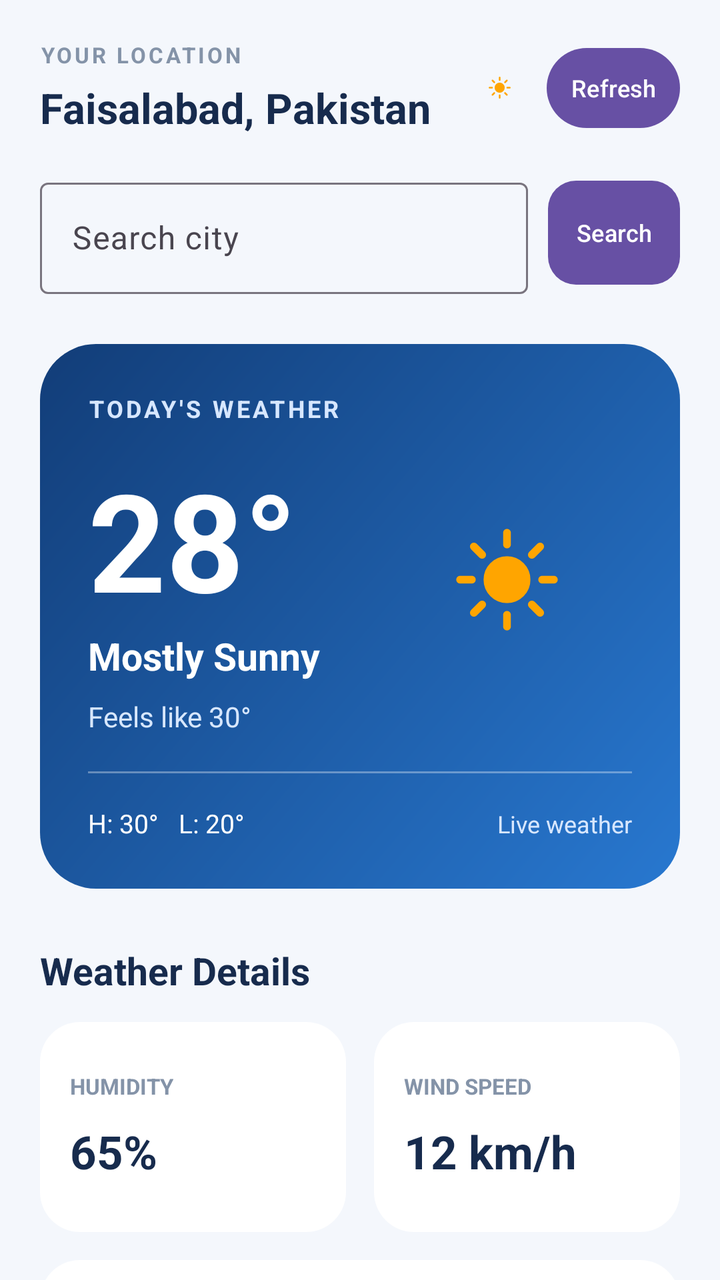
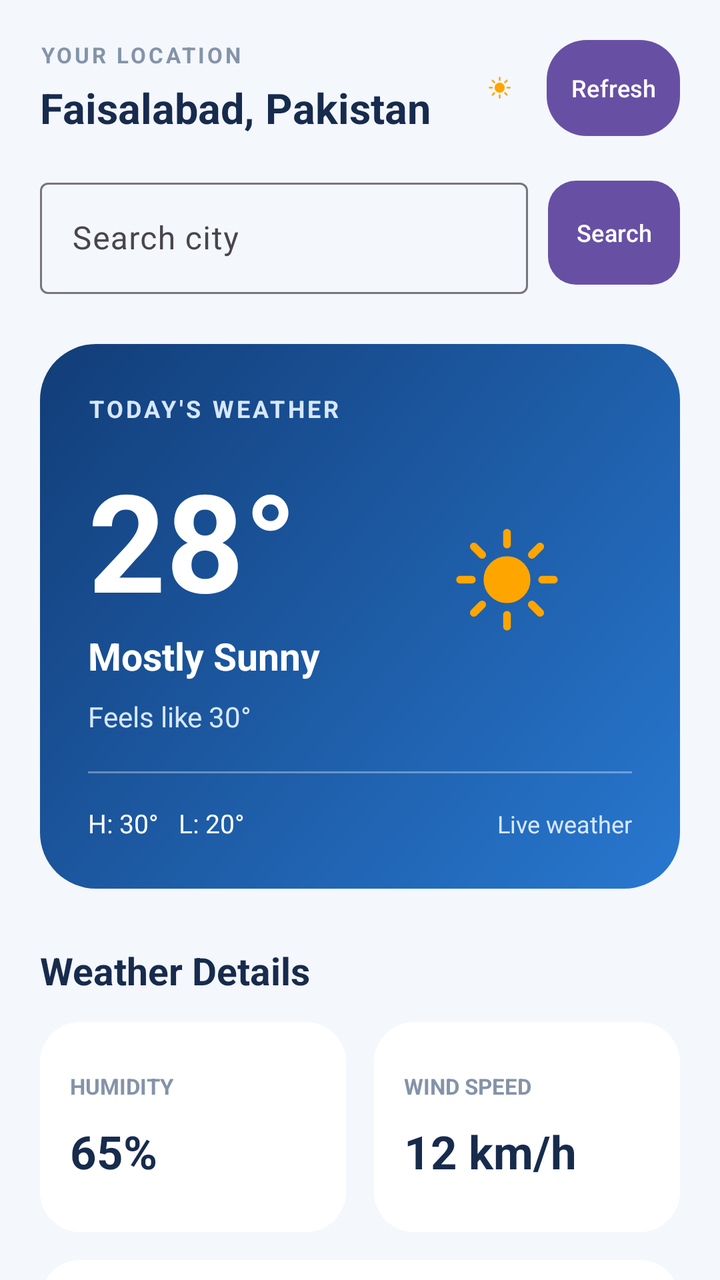

An Android layout rendered at two revisions. The XML below is the earlier revision; the diff shows what the commit changed to produce the second picture.
<!-- AndroidManifest.xml: application theme Theme.WeatherApp -->
<!-- res/layout/activity_main.xml -->
<?xml version="1.0" encoding="utf-8"?>
<ScrollView xmlns:android="http://schemas.android.com/apk/res/android"
    xmlns:app="http://schemas.android.com/apk/res-auto"
    android:id="@+id/main"
    android:layout_width="match_parent"
    android:layout_height="match_parent"
    android:background="#F4F7FC"
    android:fillViewport="true"
    android:scrollbars="none">

    <LinearLayout
        android:layout_width="match_parent"
        android:layout_height="wrap_content"
        android:orientation="vertical"
        android:padding="20dp">

        
        <LinearLayout
            android:layout_width="match_parent"
            android:layout_height="wrap_content"
            android:gravity="center_vertical"
            android:orientation="horizontal">

            <LinearLayout
                android:layout_width="0dp"
                android:layout_height="wrap_content"
                android:layout_weight="1"
                android:orientation="vertical">

                <TextView
                    android:layout_width="wrap_content"
                    android:layout_height="wrap_content"
                    android:text="YOUR LOCATION"
                    android:textColor="#8493A8"
                    android:textSize="11sp"
                    android:textStyle="bold"
                    android:letterSpacing="0.12" />

                <TextView
                    android:id="@+id/tvLocation"
                    android:layout_width="wrap_content"
                    android:layout_height="wrap_content"
                    android:layout_marginTop="5dp"
                    android:text="Faisalabad, Pakistan"
                    android:textColor="#172B4D"
                    android:textSize="21sp"
                    android:textStyle="bold" />

            </LinearLayout>

            <ImageView
                android:id="@+id/ivHeaderWeather"
                android:layout_width="27dp"
                android:layout_height="27dp"
                android:src="@drawable/day"
                android:contentDescription="Weather"
                android:scaleType="fitCenter" />

            
            <ProgressBar
                android:id="@+id/progressBar"
                style="?android:attr/progressBarStyleSmall"
                android:layout_width="24dp"
                android:layout_height="24dp"
                android:layout_marginStart="10dp"
                android:indeterminateTint="#2F6FED"
                android:visibility="gone" />

            <com.google.android.material.button.MaterialButton
                android:id="@+id/btnRefresh"
                android:layout_width="wrap_content"
                android:layout_height="40dp"
                android:layout_marginStart="10dp"
                android:insetTop="0dp"
                android:insetBottom="0dp"
                android:minWidth="0dp"
                android:paddingStart="12dp"
                android:paddingEnd="12dp"
                android:text="Refresh"
                android:textSize="12sp"
                app:cornerRadius="20dp" />
        </LinearLayout>
        
        <LinearLayout
            android:layout_width="match_parent"
            android:layout_height="wrap_content"
            android:layout_marginTop="18dp"
            android:gravity="center_vertical"
            android:orientation="horizontal">

            <com.google.android.material.textfield.TextInputLayout
                android:id="@+id/searchLayout"
                style="@style/Widget.Material3.TextInputLayout.OutlinedBox"
                android:layout_width="0dp"
                android:layout_height="wrap_content"
                android:layout_weight="1"
                android:hint="Search city">

                <com.google.android.material.textfield.TextInputEditText
                    android:id="@+id/etCitySearch"
                    android:layout_width="match_parent"
                    android:layout_height="wrap_content"
                    android:imeOptions="actionSearch"
                    android:inputType="textCapWords"
                    android:maxLines="1" />
            </com.google.android.material.textfield.TextInputLayout>

            <com.google.android.material.button.MaterialButton
                android:id="@+id/btnSearch"
                android:layout_width="wrap_content"
                android:layout_height="52dp"
                android:layout_marginStart="10dp"
                android:insetTop="0dp"
                android:insetBottom="0dp"
                android:minWidth="0dp"
                android:paddingStart="14dp"
                android:paddingEnd="14dp"
                android:text="Search"
                android:textSize="12sp"
                app:cornerRadius="14dp" />
        </LinearLayout>

        
        <LinearLayout
            android:id="@+id/llError"
            android:layout_width="match_parent"
            android:layout_height="wrap_content"
            android:layout_marginTop="10dp"
            android:background="@drawable/bg_error"
            android:gravity="center_vertical"
            android:orientation="horizontal"
            android:padding="12dp"
            android:visibility="gone">

            <TextView
                android:id="@+id/tvError"
                android:layout_width="0dp"
                android:layout_height="wrap_content"
                android:layout_weight="1"
                android:textColor="#B3261E"
                android:textSize="13sp" />

            <com.google.android.material.button.MaterialButton
                android:id="@+id/btnRetry"
                android:layout_width="wrap_content"
                android:layout_height="40dp"
                android:layout_marginStart="8dp"
                android:insetTop="0dp"
                android:insetBottom="0dp"
                android:minWidth="0dp"
                android:paddingStart="14dp"
                android:paddingEnd="14dp"
                android:text="Retry"
                android:textSize="12sp"
                app:cornerRadius="14dp" />
        </LinearLayout>

        
        <LinearLayout
            android:id="@+id/llSearchResults"
            android:layout_width="match_parent"
            android:layout_height="wrap_content"
            android:layout_marginTop="10dp"
            android:background="@drawable/bg_detail_card"
            android:orientation="vertical"
            android:padding="6dp"
            android:visibility="gone" />

        
        <LinearLayout
            android:layout_width="match_parent"
            android:layout_height="wrap_content"
            android:layout_marginTop="25dp"
            android:background="@drawable/bg_weather_card"
            android:orientation="vertical"
            android:padding="24dp">

            <TextView
                android:layout_width="wrap_content"
                android:layout_height="wrap_content"
                android:text="TODAY'S WEATHER"
                android:textColor="#D7E7FF"
                android:textSize="12sp"
                android:textStyle="bold"
                android:letterSpacing="0.12" />

            <LinearLayout
                android:layout_width="match_parent"
                android:layout_height="wrap_content"
                android:gravity="center_vertical"
                android:orientation="horizontal">

                <LinearLayout
                    android:layout_width="0dp"
                    android:layout_height="wrap_content"
                    android:layout_weight="1"
                    android:orientation="vertical">

                    <TextView
                        android:id="@+id/tvTemperature"
                        android:layout_width="wrap_content"
                        android:layout_height="wrap_content"
                        android:layout_marginTop="12dp"
                        android:text="28°"
                        android:textColor="#FFFFFF"
                        android:textSize="68sp"
                        android:textStyle="bold" />

                    <TextView
                        android:id="@+id/tvCondition"
                        android:layout_width="wrap_content"
                        android:layout_height="wrap_content"
                        android:text="Mostly Sunny"
                        android:textColor="#FFFFFF"
                        android:textSize="19sp"
                        android:textStyle="bold" />

                    <TextView
                        android:id="@+id/tvFeelsLike"
                        android:layout_width="wrap_content"
                        android:layout_height="wrap_content"
                        android:layout_marginTop="8dp"
                        android:text="Feels like 30°"
                        android:textColor="#D7E7FF"
                        android:textSize="14sp" />

                </LinearLayout>

                <ImageView
                    android:id="@+id/ivCurrentWeather"
                    android:layout_width="125dp"
                    android:layout_height="125dp"
                    android:src="@drawable/day"
                    android:scaleType="fitCenter"
                    android:contentDescription="Current weather illustration" />

            </LinearLayout>

            <View
                android:layout_width="match_parent"
                android:layout_height="1dp"
                android:layout_marginTop="18dp"
                android:background="#55FFFFFF" />

            <LinearLayout
                android:layout_width="match_parent"
                android:layout_height="wrap_content"
                android:layout_marginTop="16dp"
                android:orientation="horizontal">

                <TextView
                    android:id="@+id/tvHighLow"
                    android:layout_width="0dp"
                    android:layout_height="wrap_content"
                    android:layout_weight="1"
                    android:text="H: 30°   L: 20°"
                    android:textColor="#FFFFFF"
                    android:textSize="13sp" />

                <TextView
                    android:layout_width="wrap_content"
                    android:layout_height="wrap_content"
                    android:text="Live weather"
                    android:textColor="#D7E7FF"
                    android:textSize="12sp" />

            </LinearLayout>

        </LinearLayout>

        
        <TextView
            android:layout_width="wrap_content"
            android:layout_height="wrap_content"
            android:layout_marginTop="28dp"
            android:id="@+id/tvDetailsHeading"
            android:text="Weather Details"
            android:textColor="#172B4D"
            android:textSize="19sp"
            android:textStyle="bold" />

        
        <LinearLayout
            android:layout_width="match_parent"
            android:layout_height="wrap_content"
            android:layout_marginTop="13dp"
            android:orientation="horizontal">

            <LinearLayout
                android:id="@+id/cardHumidity"
                android:layout_width="0dp"
                android:layout_height="105dp"
                android:layout_marginEnd="7dp"
                android:layout_weight="1"
                android:background="@drawable/bg_detail_card"
                android:gravity="center_vertical"
                android:orientation="vertical"
                android:padding="15dp">

                <TextView
                    android:layout_width="wrap_content"
                    android:layout_height="wrap_content"
                    android:text="HUMIDITY"
                    android:textColor="#8493A8"
                    android:textSize="11sp"
                    android:textStyle="bold" />

                <TextView
                    android:id="@+id/tvHumidity"
                    android:layout_width="wrap_content"
                    android:layout_height="wrap_content"
                    android:layout_marginTop="10dp"
                    android:text="65%"
                    android:textColor="#172B4D"
                    android:textSize="23sp"
                    android:textStyle="bold" />

            </LinearLayout>

            <LinearLayout
                android:id="@+id/cardWind"
                android:layout_width="0dp"
                android:layout_height="105dp"
                android:layout_marginStart="7dp"
                android:layout_weight="1"
                android:background="@drawable/bg_detail_card"
                android:gravity="center_vertical"
                android:orientation="vertical"
                android:padding="15dp">

                <TextView
                    android:layout_width="wrap_content"
                    android:layout_height="wrap_content"
                    android:text="WIND SPEED"
                    android:textColor="#8493A8"
                    android:textSize="11sp"
                    android:textStyle="bold" />

                <TextView
                    android:id="@+id/tvWindSpeed"
                    android:layout_width="wrap_content"
                    android:layout_height="wrap_content"
                    android:layout_marginTop="10dp"
                    android:text="12 km/h"
                    android:textColor="#172B4D"
                    android:textSize="23sp"
                    android:textStyle="bold" />

            </LinearLayout>

        </LinearLayout>

        
        <LinearLayout
            android:id="@+id/cardPrecipitation"
            android:layout_width="match_parent"
            android:layout_height="105dp"
            android:layout_marginTop="14dp"
            android:background="@drawable/bg_detail_card"
            android:gravity="center_vertical"
            android:orientation="vertical"
            android:padding="15dp">

            <TextView
                android:layout_width="wrap_content"
                android:layout_height="wrap_content"
                android:text="PRECIPITATION"
                android:textColor="#8493A8"
                android:textSize="11sp"
                android:textStyle="bold" />

            <TextView
                android:id="@+id/tvPrecipitation"
                android:layout_width="wrap_content"
                android:layout_height="wrap_content"
                android:layout_marginTop="10dp"
                android:text="0.0 mm"
                android:textColor="#172B4D"
                android:textSize="23sp"
                android:textStyle="bold" />

        </LinearLayout>

        
        <TextView
            android:layout_width="wrap_content"
            android:layout_height="wrap_content"
            android:layout_marginTop="28dp"
            android:id="@+id/tvHourlyHeading"
            android:text="Hourly Forecast"
            android:textColor="#172B4D"
            android:textSize="19sp"
            android:textStyle="bold" />

        
        <androidx.recyclerview.widget.RecyclerView
            android:id="@+id/rvHourly"
            android:layout_width="match_parent"
            android:layout_height="120dp"
            android:layout_marginTop="13dp"
            android:clipToPadding="false"
            android:nestedScrollingEnabled="false"
            android:overScrollMode="never"
            android:paddingStart="2dp"
            android:paddingEnd="2dp"
            android:scrollbars="none" />

        
        <TextView
            android:layout_width="wrap_content"
            android:layout_height="wrap_content"
            android:layout_marginTop="28dp"
            android:id="@+id/tvDailyHeading"
            android:text="7-Day Forecast"
            android:textColor="#172B4D"
            android:textSize="19sp"
            android:textStyle="bold" />

        
        <androidx.recyclerview.widget.RecyclerView
            android:id="@+id/rvDaily"
            android:layout_width="match_parent"
            android:layout_height="wrap_content"
            android:layout_marginTop="13dp"
            android:background="@drawable/bg_detail_card"
            android:clipToPadding="false"
            android:nestedScrollingEnabled="false"
            android:overScrollMode="never"
            android:padding="12dp"
            android:scrollbars="none" />

    </LinearLayout>
</ScrollView>
<!-- resources referenced by this layout -->
<resources>
  <!-- drawable bg_detail_card (drawable) -->
  <?xml version="1.0" encoding="utf-8"?>
  <shape xmlns:android="http://schemas.android.com/apk/res/android">
      <solid android:color="#FFFFFF" />
      <corners android:radius="20dp" />
  </shape>
  <!-- drawable bg_error (drawable) -->
  <?xml version="1.0" encoding="utf-8"?>
  <shape xmlns:android="http://schemas.android.com/apk/res/android">
      <solid android:color="#FDECEA" />
      <corners android:radius="20dp" />
  </shape>
  <!-- drawable bg_weather_card (drawable) -->
  <?xml version="1.0" encoding="utf-8"?>
  <shape xmlns:android="http://schemas.android.com/apk/res/android">
      <corners android:radius="28dp" />
      <gradient
          android:startColor="#2878D0"
          android:endColor="#123D78"
          android:angle="135" />
  </shape>
  <!-- drawable day (drawable) -->
  <vector xmlns:android="http://schemas.android.com/apk/res/android"
      android:width="64dp"
      android:height="64dp"
      android:viewportWidth="64"
      android:viewportHeight="64">
    <path
        android:pathData="M32,41L32,44"
        android:strokeWidth="2"
        android:fillColor="#00000000"
        android:strokeColor="#ffa500"
        android:strokeLineCap="round"/>
    <path
        android:pathData="M25.636,38.364L23.515,40.485"
        android:strokeWidth="2"
        android:fillColor="#00000000"
        android:strokeColor="#ffa500"
        android:strokeLineCap="round"/>
    <path
        android:pathData="M23,32L20,32"
        android:strokeWidth="2"
        android:fillColor="#00000000"
        android:strokeColor="#ffa500"
        android:strokeLineCap="round"/>
    <path
        android:pathData="M25.636,25.636L23.515,23.515"
        android:strokeWidth="2"
        android:fillColor="#00000000"
        android:strokeColor="#ffa500"
        android:strokeLineCap="round"/>
    <path
        android:pathData="M32,23L32,20"
        android:strokeWidth="2"
        android:fillColor="#00000000"
        android:strokeColor="#ffa500"
        android:strokeLineCap="round"/>
    <path
        android:pathData="M38.364,25.636L40.485,23.515"
        android:strokeWidth="2"
        android:fillColor="#00000000"
        android:strokeColor="#ffa500"
        android:strokeLineCap="round"/>
    <path
        android:pathData="M41,32L44,32"
        android:strokeWidth="2"
        android:fillColor="#00000000"
        android:strokeColor="#ffa500"
        android:strokeLineCap="round"/>
    <path
        android:pathData="M38.364,38.364L40.485,40.485"
        android:strokeWidth="2"
        android:fillColor="#00000000"
        android:strokeColor="#ffa500"
        android:strokeLineCap="round"/>
    <path
        android:pathData="M32,32m-5,0a5,5 0,1 1,10 0a5,5 0,1 1,-10 0"
        android:strokeWidth="2"
        android:fillColor="#ffa500"
        android:strokeColor="#ffa500"/>
  </vector>
  <style name="Theme.WeatherApp" parent="Base.Theme.WeatherApp" />
  <style name="Base.Theme.WeatherApp" parent="Theme.Material3.DayNight.NoActionBar">
          
          <item name="android:windowBackground">#F4F7FC</item>
      </style>
</resources>

<!-- the commit's change to res/layout/activity_main.xml (unified diff, before → after) -->
@@ -69,7 +69,7 @@
             <com.google.android.material.button.MaterialButton
                 android:id="@+id/btnRefresh"
                 android:layout_width="wrap_content"
-                android:layout_height="40dp"
+                android:layout_height="48dp"
                 android:layout_marginStart="10dp"
                 android:insetTop="0dp"
                 android:insetBottom="0dp"
@@ -143,7 +143,7 @@
             <com.google.android.material.button.MaterialButton
                 android:id="@+id/btnRetry"
                 android:layout_width="wrap_content"
-                android:layout_height="40dp"
+                android:layout_height="48dp"
                 android:layout_marginStart="8dp"
                 android:insetTop="0dp"
                 android:insetBottom="0dp"
@@ -168,10 +168,12 @@
 
         
         <LinearLayout
+            android:id="@+id/cardMain"
             android:layout_width="match_parent"
             android:layout_height="wrap_content"
             android:layout_marginTop="25dp"
             android:background="@drawable/bg_weather_card"
+            android:focusable="true"
             android:orientation="vertical"
             android:padding="24dp">
 
@@ -185,6 +187,7 @@
                 android:letterSpacing="0.12" />
 
             <LinearLayout
+                android:importantForAccessibility="noHideDescendants"
                 android:layout_width="match_parent"
                 android:layout_height="wrap_content"
                 android:gravity="center_vertical"
@@ -243,6 +246,7 @@
                 android:background="#55FFFFFF" />
 
             <LinearLayout
+                android:importantForAccessibility="noHideDescendants"
                 android:layout_width="match_parent"
                 android:layout_height="wrap_content"
                 android:layout_marginTop="16dp"
